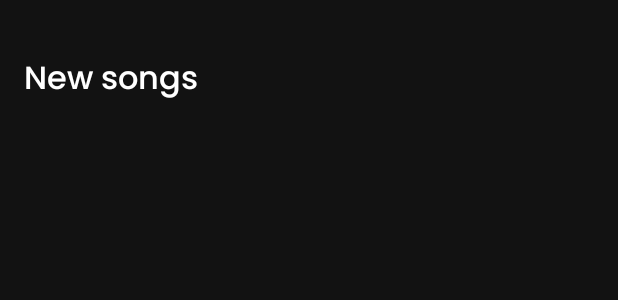
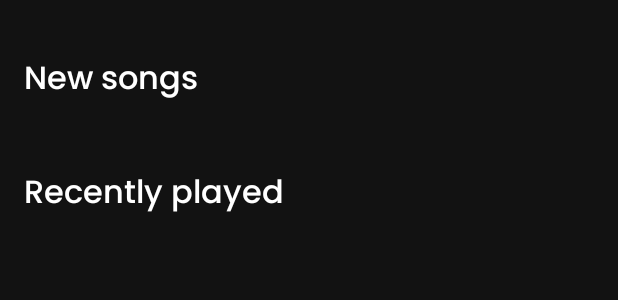
Before and after one commit to Labpro-21/if3210-tubes-mad-2025-if3210-2025-mad-bsm, an Android app: the layout fragment_home.xml on its own in the app's theme, with its tools: preview values and no code run, on a phone screen of 412 x 824 dp. Shown: the top 300 px of the screen. Run offline under Robolectric (Android 15) with nearby library versions, the phone set to English and light mode, and no system bars; network calls fail.

Commit message:
feat : recently played component in home using dummy data

```diff
--- a/app/src/main/java/com/mad/besokminggu/data/model/Song.kt
+++ b/app/src/main/java/com/mad/besokminggu/data/model/Song.kt
@@ -7,5 +7,6 @@ data class Song(
     val title: String,
     val artist: String,
     val coverImage: String,
-    val createdAt: Date
+    val createdAt: Date,
+    val lastPlayedAt: Date? = null
 )
--- a/app/src/main/res/layout/fragment_home.xml
+++ b/app/src/main/res/layout/fragment_home.xml
@@ -33,4 +33,31 @@
         android:textSize="21sp"
         app:layout_constraintStart_toStartOf="parent"
         app:layout_constraintTop_toTopOf="parent" />
+
+    <TextView
+        android:id="@+id/tvRecentlyPlayed"
+        android:layout_width="wrap_content"
+        android:layout_height="wrap_content"
+        android:layout_marginStart="16dp"
+        android:layout_marginTop="24dp"
+        android:fontFamily="@font/poppinsmedium"
+        android:text="@string/recently_played"
+        android:textColor="@color/white"
+        android:textSize="21sp"
+        app:layout_constraintStart_toStartOf="parent"
+        app:layout_constraintTop_toBottomOf="@id/rvNewSongs" />
+
+    <androidx.recyclerview.widget.RecyclerView
+        android:id="@+id/rvRecentlyPlayed"
+        android:layout_width="match_parent"
+        android:layout_height="wrap_content"
+        android:paddingStart="16dp"
+        android:paddingEnd="16dp"
+        android:layout_marginTop="8dp"
+        android:clipToPadding="false"
+        app:layout_constraintTop_toBottomOf="@id/tvRecentlyPlayed"
+        app:layout_constraintStart_toStartOf="parent"
+        app:layout_constraintEnd_toEndOf="parent"
+        android:scrollbars="vertical" />
+
 </androidx.constraintlayout.widget.ConstraintLayout>
--- a/app/src/main/res/values/strings.xml
+++ b/app/src/main/res/values/strings.xml
@@ -14,4 +14,5 @@
     <string name="login_failed">"Login failed"</string>
     <string name="title_new_songs">New songs</string>
     <string name="cover_image">Song cover image</string>
+    <string name="recently_played">Recently played</string>
 </resources>
```
Also changed, not shown: app/src/main/java/com/mad/besokminggu/ui/home/HomeFragment.kt (+21 -9 lines), app/src/main/java/com/mad/besokminggu/ui/home/HomeViewModel.kt (+14 -7 lines), app/src/main/java/com/mad/besokminggu/ui/home/RecentlyAdapter.kt (added, +46 -0 lines), app/src/main/java/com/mad/besokminggu/ui/home/SongAdapter.kt (+10 -2 lines), app/src/main/res/layout/item_newsong.xml (+16 -5 lines), app/src/main/res/layout/item_recently.xml (added, +46 -0 lines).
